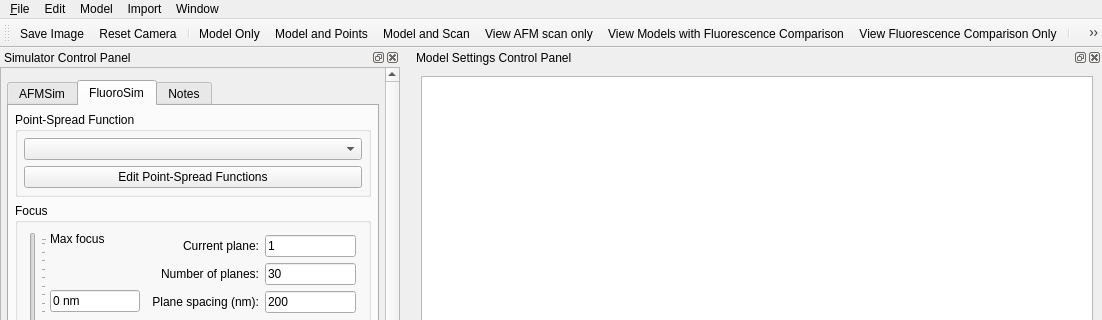
The window that apps/MicroscopeSimulator/MicroscopeSimulator.ui (CISMM/MicroscopeSimulator2) describes before a commit, drawn with Qt 5; both pictures show x 0 to 1102 and y 0 to 320 of the 1102 by 753 pixel window.
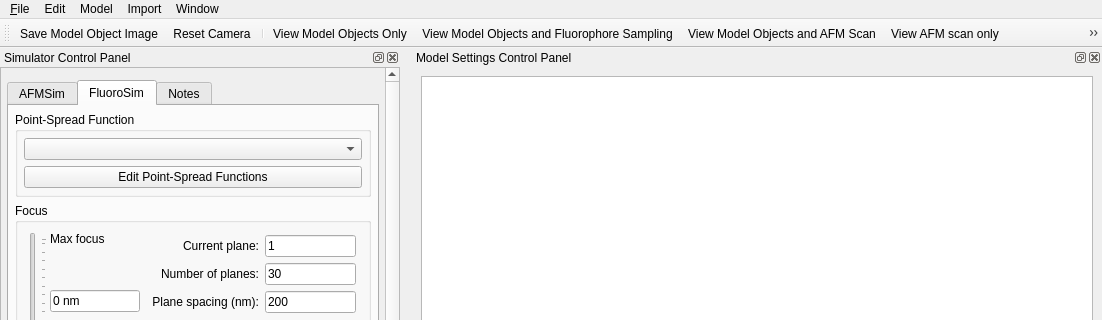
The same window after the commit. Icons and pictures are not drawn. Custom widgets are drawn as their Qt base class.

Patch:
```diff
--- a/apps/MicroscopeSimulator/MicroscopeSimulator.ui
+++ b/apps/MicroscopeSimulator/MicroscopeSimulator.ui
@@ -1473,7 +1473,7 @@
      <normaloff>:/Disk.png</normaloff>:/Disk.png</iconset>
    </property>
    <property name="text">
-    <string>Save Image</string>
+    <string>Save Model Object Image</string>
    </property>
    <property name="toolTip">
     <string>Save image</string>
@@ -1500,7 +1500,7 @@
      <normaloff>:/ModelOnly.png</normaloff>:/ModelOnly.png</iconset>
    </property>
    <property name="text">
-    <string>Model Only</string>
+    <string>View Model Objects Only</string>
    </property>
    <property name="toolTip">
     <string>View model only</string>
@@ -1515,7 +1515,7 @@
      <normaloff>:/ModelPoints.png</normaloff>:/ModelPoints.png</iconset>
    </property>
    <property name="text">
-    <string>Model and Points</string>
+    <string>View Model Objects and Fluorophore Sampling</string>
    </property>
    <property name="toolTip">
     <string>View model and fluorophore sampling</string>
@@ -1530,7 +1530,7 @@
      <normaloff>:/ModelScan.png</normaloff>:/ModelScan.png</iconset>
    </property>
    <property name="text">
-    <string>Model and Scan</string>
+    <string>View Model Objects and AFM Scan</string>
    </property>
    <property name="toolTip">
     <string>Show model and AFM scan</string>
```
Left out of the diff: 8 changed lines with no effect on the pictures.
